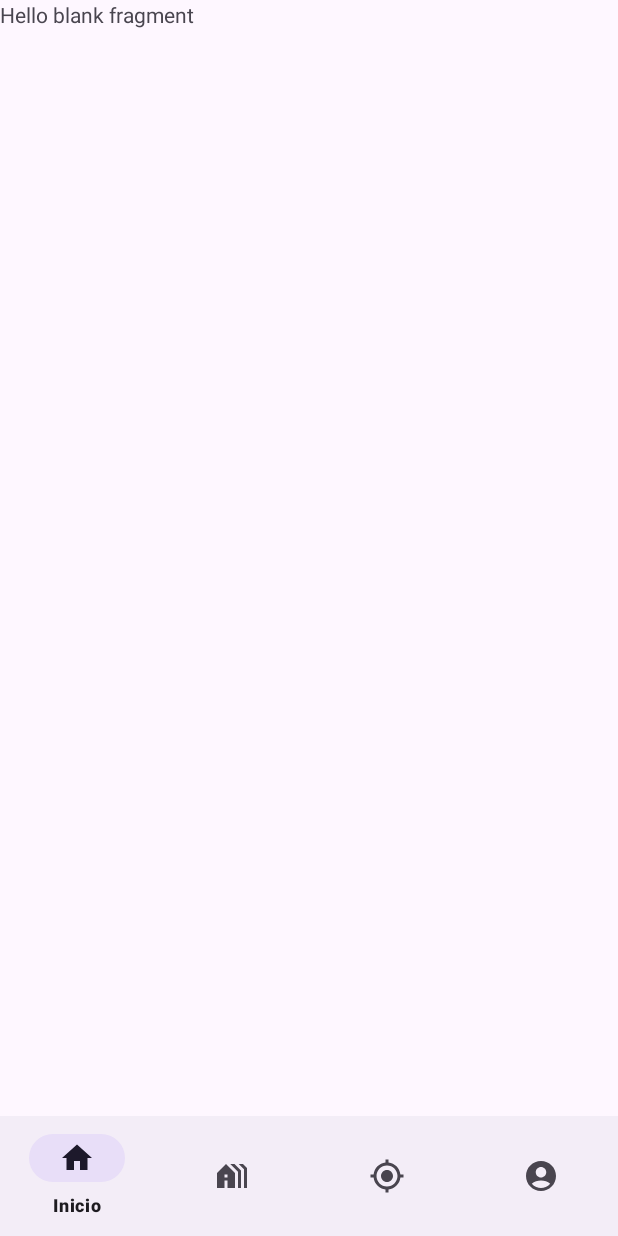
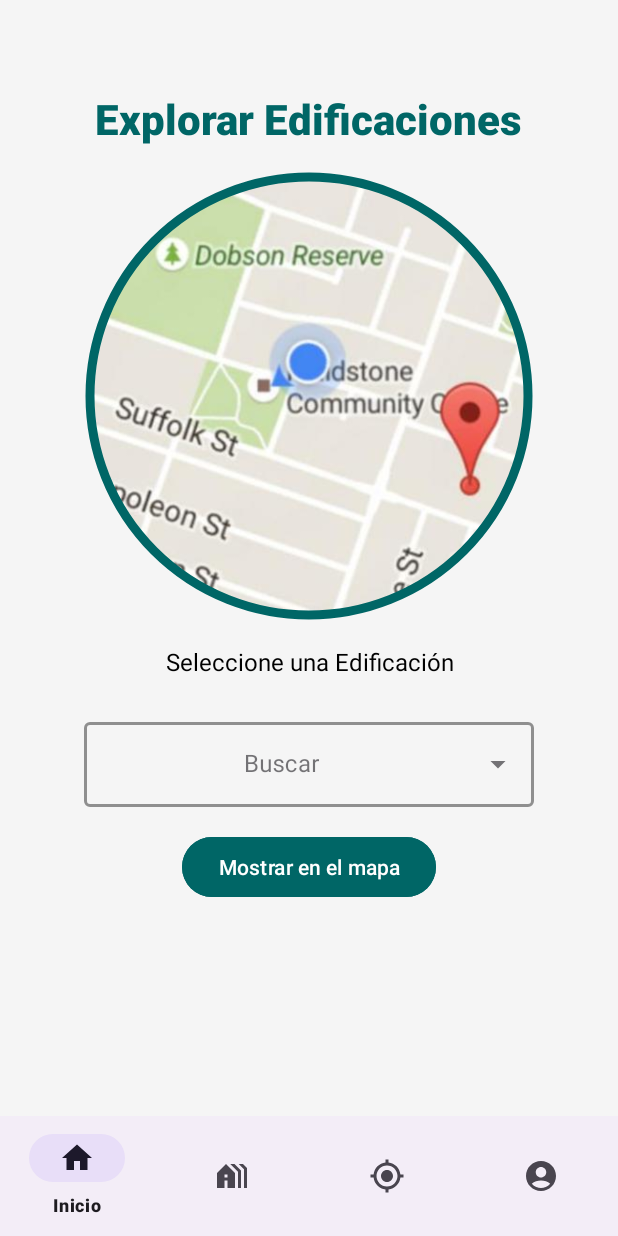
Before and after one commit to AnthonyMTH/Introduccion_Nuevas_Plataformas_Entrega2, an Android app: the fragment MapaFragment placed in its activity, on a phone screen of 412 x 824 dp. Run offline under Robolectric (Android 15) with nearby library versions, the phone set to English and light mode, and no system bars.

Commit message:
Se integra el fragment que muestra el mapa para las edificaciones

```diff
--- a/app/src/main/java/com/example/myapplication/fragments/MapaFragment.kt
+++ b/app/src/main/java/com/example/myapplication/fragments/MapaFragment.kt
@@ -5,6 +5,8 @@ import androidx.fragment.app.Fragment
 import android.view.LayoutInflater
 import android.view.View
 import android.view.ViewGroup
+import android.widget.ArrayAdapter
+import android.widget.AutoCompleteTextView
 import com.example.myapplication.R
 
 // TODO: Rename parameter arguments, choose names that match
@@ -38,6 +40,32 @@ class MapaFragment : Fragment() {
         return inflater.inflate(R.layout.fragment_mapa, container, false)
     }
 
+    override fun onViewCreated(view: View, savedInstanceState: Bundle?) {
+        super.onViewCreated(view, savedInstanceState)
+
+        // Referencia al AutoCompleteTextView
+        val autoCompleteTextView = view.findViewById<AutoCompleteTextView>(R.id.auto_complete_txt)
+
+        // Lista de opciones para el autocompletado
+        val edificaciones = listOf("Iglesia San Francisco", "Museo Histórico", "Casona Colonial", "Monasterio Santa Catalina")
+
+        // Configuración del adaptador para el autocompletado
+        val adapter = ArrayAdapter(requireContext(), android.R.layout.simple_dropdown_item_1line, edificaciones)
+        autoCompleteTextView.setAdapter(adapter)
+
+        // Mostrar el menú desplegable al hacer clic
+        autoCompleteTextView.setOnClickListener {
+            autoCompleteTextView.showDropDown()
+        }
+
+        // Manejar la selección de un elemento para mostrarlo en el campo
+        autoCompleteTextView.setOnItemClickListener { parent, _, position, _ ->
+            val selectedItem = parent.getItemAtPosition(position) as String
+            autoCompleteTextView.setText(selectedItem, false) // Muestra el elemento seleccionado en el campo
+        }
+    }
+
+
     companion object {
         /**
          * Use this factory method to create a new instance of
--- a/app/src/main/res/layout/fragment_mapa.xml
+++ b/app/src/main/res/layout/fragment_mapa.xml
@@ -1,14 +1,90 @@
 <?xml version="1.0" encoding="utf-8"?>
 <FrameLayout xmlns:android="http://schemas.android.com/apk/res/android"
-    xmlns:tools="http://schemas.android.com/tools"
     android:layout_width="match_parent"
     android:layout_height="match_parent"
-    tools:context=".fragments.MapaFragment">
+    xmlns:app="http://schemas.android.com/apk/res-auto"
+    android:background="#F5F5F5">
 
-    <!-- TODO: Update blank fragment layout -->
-    <TextView
+    <LinearLayout
         android:layout_width="match_parent"
-        android:layout_height="match_parent"
-        android:text="@string/hello_blank_fragment" />
+        android:layout_height="wrap_content"
+        android:orientation="vertical"
+        android:layout_marginTop="60dp"
+        android:gravity="center_horizontal">
 
+        <TextView
+            android:id="@+id/tvExplorarEdificaciones"
+            android:layout_width="wrap_content"
+            android:layout_height="wrap_content"
+            android:text="Explorar Edificaciones"
+            android:textColor="#006666"
+            android:textSize="28sp"
+            android:fontFamily="sans-serif-medium"
+            android:textStyle="bold"
+            android:layout_marginBottom="16dp" />
+
+        <!-- Círculo con borde -->
+
+        <com.google.android.material.imageview.ShapeableImageView
+            android:id="@+id/imgMapaCircularr"
+            android:layout_width="300dp"
+            android:layout_height="300dp"
+            android:src="@drawable/mapaimagen"
+            android:scaleType="centerCrop"
+            app:shapeAppearanceOverlay="@style/roudedImageViewRounded"
+            app:strokeColor="#006666"
+            app:strokeWidth="6dp"
+            android:padding="4dp"
+            android:layout_gravity="center"
+            android:layout_marginBottom="16dp"
+            />
+
+        <TextView
+            android:id="@+id/labelEdificacion"
+            android:layout_width="wrap_content"
+            android:layout_height="wrap_content"
+            android:text="Seleccione una Edificación"
+            android:textColor="#000000"
+            android:textSize="16sp"
+            android:layout_marginBottom="8dp"
+            android:gravity="center"
+            />
+
+
+        <com.google.android.material.textfield.TextInputLayout
+            android:layout_width="300dp"
+            android:layout_height="wrap_content"
+        android:layout_margin="16dp"
+        android:hint="Buscar"
+        style="@style/Widget.MaterialComponents.TextInputLayout.OutlinedBox.ExposedDropdownMenu"
+        app:boxBackgroundMode="outline"
+        app:boxStrokeColor="@android:color/black"
+        app:boxStrokeWidth="2dp"
+        app:boxStrokeWidthFocused="3dp">
+
+        <!-- AutoCompleteTextView con lista desplegable y texto centrado -->
+        <AutoCompleteTextView
+            android:id="@+id/auto_complete_txt"
+            android:layout_width="match_parent"
+            android:layout_height="wrap_content"
+            android:inputType="none"
+            android:gravity="center"
+            android:textColor="@android:color/black"
+            android:textColorHint="#000000" />
+    </com.google.android.material.textfield.TextInputLayout>
+
+
+    <Button
+            android:id="@+id/btnMostrarEnElMapa"
+            android:layout_width="wrap_content"
+            android:layout_height="wrap_content"
+            android:text="Mostrar en el mapa"
+            android:backgroundTint="#006666"
+            android:textColor="#FFFFFF"
+            android:layout_marginBottom="16dp"
+            android:paddingHorizontal="24dp"
+            android:fontFamily="sans-serif-medium"
+            android:gravity="center"
+        />
+    </LinearLayout>
 </FrameLayout>
--- a/app/src/main/res/values/strings.xml
+++ b/app/src/main/res/values/strings.xml
@@ -2,4 +2,5 @@
     <string name="app_name">My Application</string>
     <!-- TODO: Remove or change this placeholder text -->
     <string name="hello_blank_fragment">Hello blank fragment</string>
+    <string name="select">Select Item</string>
 </resources>
--- /dev/null
+++ b/app/src/main/res/values/styles.xml
@@ -0,0 +1,7 @@
+<?xml version="1.0" encoding="utf-8"?>
+<resources>
+    <style name="roudedImageViewRounded">
+       <item name="cornerFamily">rounded</item>
+        <item name="cornerSize">50%</item>
+    </style>
+</resources>
```
Also changed, not shown: app/src/main/res/drawable/mapaimagen.jpeg (added).
